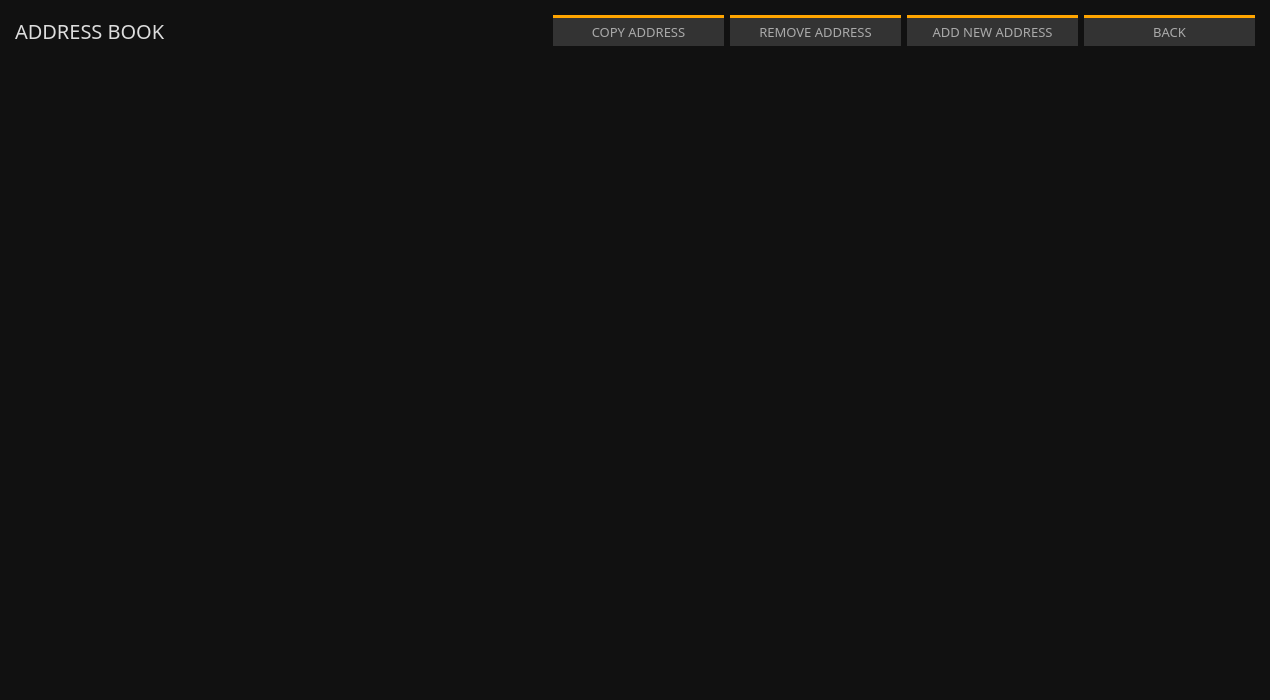
Above: src/gui/ui/addressbookframe.ui from ConcealNetwork/conceal-desktop before the change. Below: the same form after it.
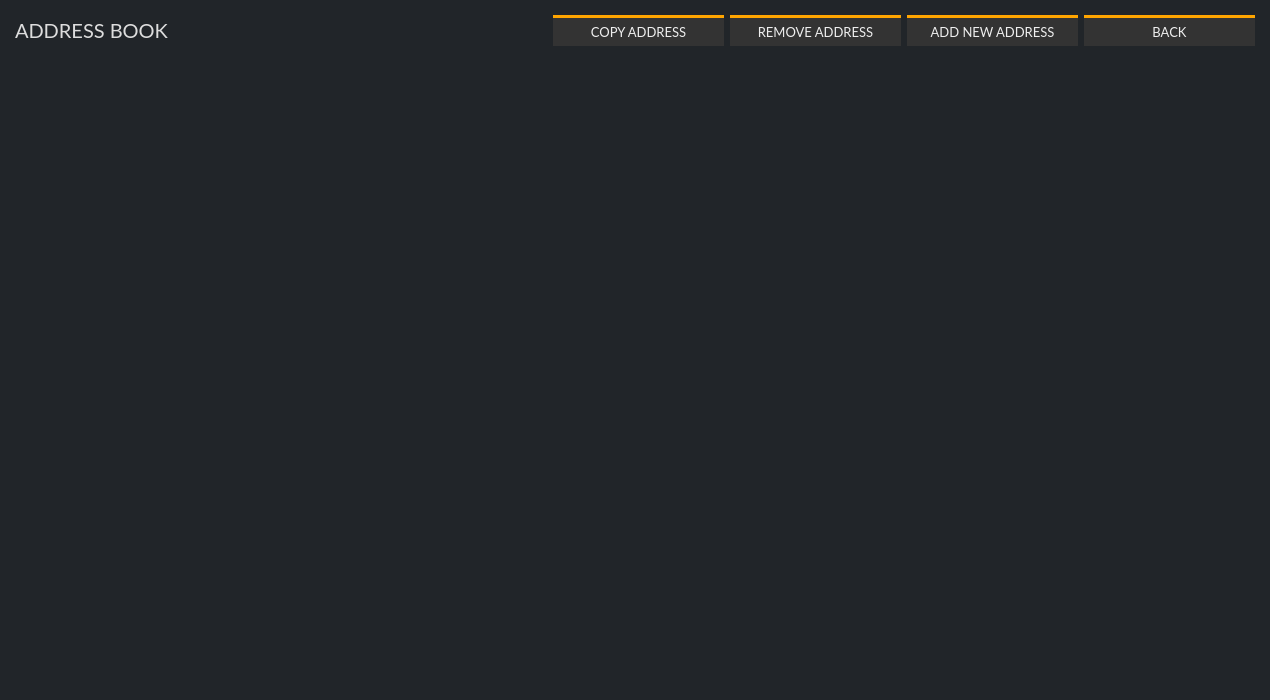
That is the form after the change.

```diff
--- a/src/gui/ui/addressbookframe.ui
+++ b/src/gui/ui/addressbookframe.ui
@@ -30,7 +30,7 @@
   </property>
   <property name="font">
    <font>
-    <family>Poppins</family>
+    <family>Lato</family>
     <pointsize>9</pointsize>
    </font>
   </property>
@@ -38,9 +38,9 @@
    <string>Frame</string>
   </property>
   <property name="styleSheet">
-   <string notr="true">color: #aaa;
+   <string notr="true">color: #eee;
 border: 0px;
-background-color: #111;</string>
+background-color: #212529;</string>
   </property>
   <property name="frameShape">
    <enum>QFrame::NoFrame</enum>
@@ -73,14 +73,14 @@
       <widget class="QLabel" name="label">
        <property name="font">
         <font>
-         <family>Poppins</family>
+         <family>Lato</family>
          <pointsize>-1</pointsize>
         </font>
        </property>
        <property name="styleSheet">
         <string notr="true">color: #ddd; 
 font-size: 20px;
-font-family: Poppins;</string>
+font-family: Lato;</string>
        </property>
        <property name="text">
         <string>ADDRESS BOOK</string>
@@ -106,16 +106,16 @@
        </property>
        <property name="font">
         <font>
-         <family>Poppins</family>
+         <family>Lato</family>
          <pointsize>-1</pointsize>
         </font>
        </property>
        <property name="styleSheet">
-        <string notr="true">color: #aaa; 
+        <string notr="true">color: #eee; 
 background-color: #333; 
 border-top: 3px solid orange; 
 font-size: 13px;
-font-family: Poppins;</string>
+font-family: Lato;</string>
        </property>
        <property name="text">
         <string>COPY ADDRESS</string>
@@ -141,16 +141,16 @@
        </property>
        <property name="font">
         <font>
-         <family>Poppins</family>
+         <family>Lato</family>
          <pointsize>-1</pointsize>
         </font>
        </property>
        <property name="styleSheet">
-        <string notr="true">color: #aaa; 
+        <string notr="true">color: #eee; 
 background-color: #333; 
 border-top: 3px solid orange; 
 font-size: 13px;
-font-family: Poppins;</string>
+font-family: Lato;</string>
        </property>
        <property name="text">
         <string>REMOVE ADDRESS</string>
@@ -173,16 +173,16 @@
        </property>
        <property name="font">
         <font>
-         <family>Poppins</family>
+         <family>Lato</family>
          <pointsize>-1</pointsize>
         </font>
        </property>
        <property name="styleSheet">
-        <string notr="true">color: #aaa; 
+        <string notr="true">color: #eee; 
 background-color: #333; 
 border-top: 3px solid orange; 
 font-size: 13px;
-font-family: Poppins;</string>
+font-family: Lato;</string>
        </property>
        <property name="text">
         <string>ADD NEW ADDRESS</string>
@@ -199,16 +199,16 @@
        </property>
        <property name="font">
         <font>
-         <family>Poppins</family>
+         <family>Lato</family>
          <pointsize>-1</pointsize>
         </font>
        </property>
        <property name="styleSheet">
-        <string notr="true">color: #aaa; 
+        <string notr="true">color: #eee; 
 background-color: #333; 
 border-top: 3px solid orange; 
 font-size: 13px;
-font-family: Poppins;</string>
+font-family: Lato;</string>
        </property>
        <property name="text">
         <string>BACK</string>
@@ -227,15 +227,15 @@
      </property>
      <property name="font">
       <font>
-       <family>Poppins</family>
+       <family>Lato</family>
        <pointsize>10</pointsize>
       </font>
      </property>
      <property name="styleSheet">
       <string notr="true">QHeaderView::section {
-background-color: #222; 
-   color: #aaa;
-font-family: Poppins;
+background-color: #212529; 
+   color: #eee;
+font-family: Lato;
     font-size: 12px;
     border: 0px solid white;
 border-bottom: 1px solid orange;
@@ -246,7 +246,7 @@
 QTreeView::item
 {
     font: 10px;
-    color: #999;
+    color: #eee;
     height: 30px;
 }
 
@@ -256,8 +256,8 @@
 }
 
 QWidget:item:selected {
-  background-color: #111;
-  color: #999;
+  background-color: #212529;
+  color: #eee;
 }
 
 </string>
```
